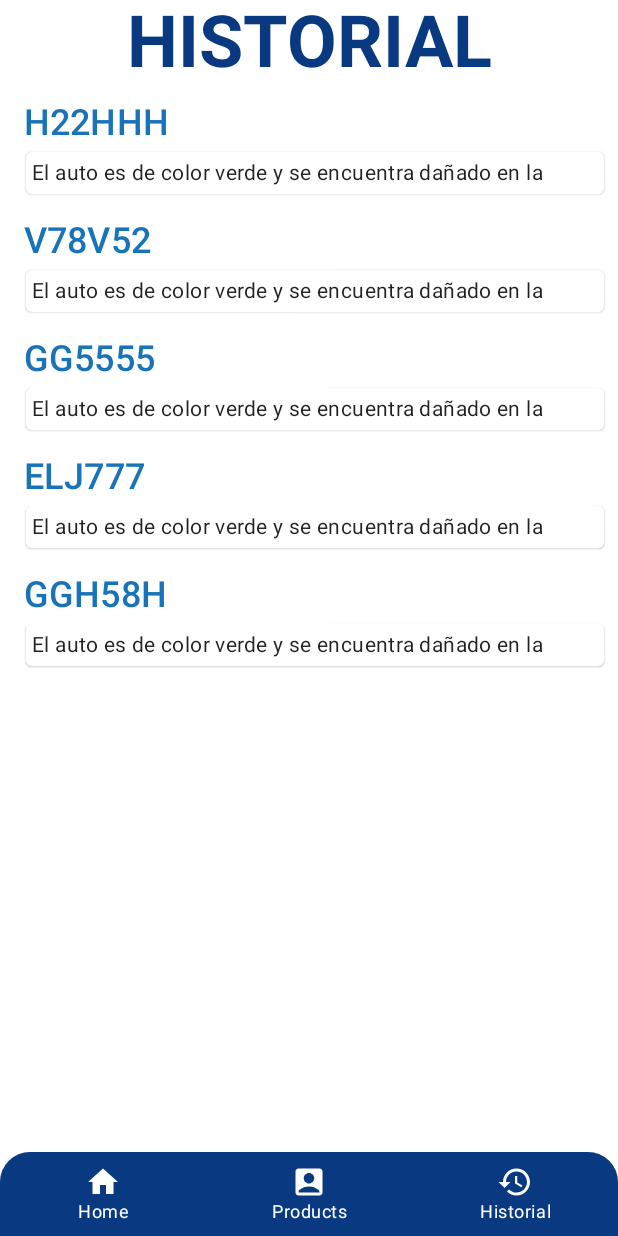
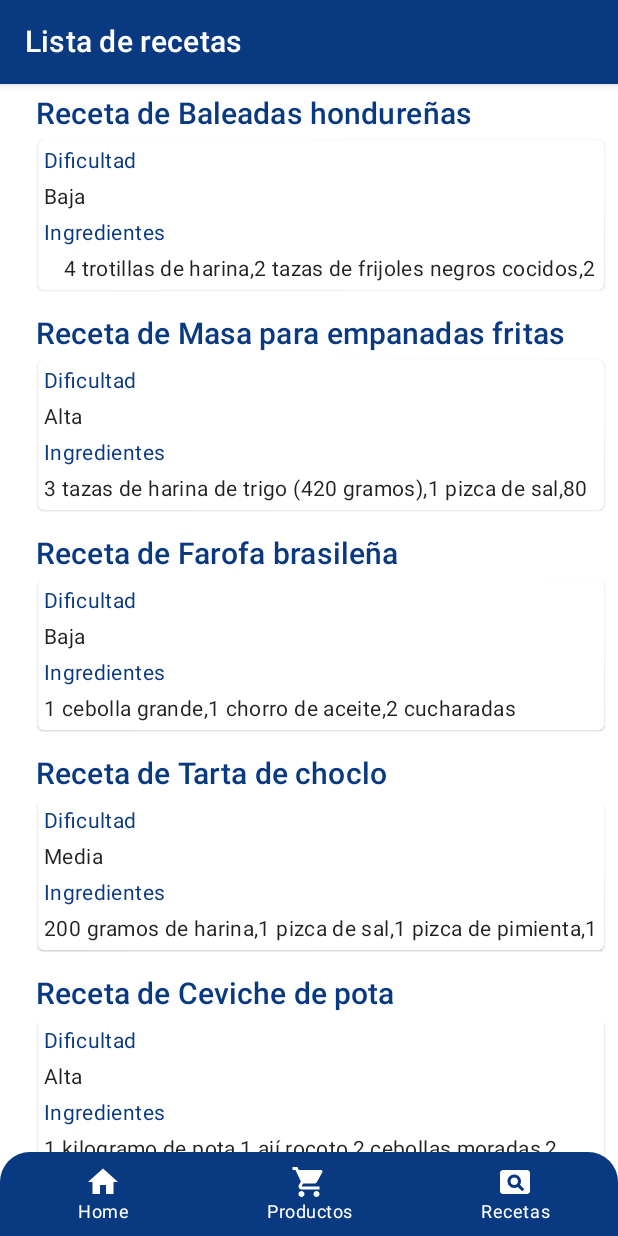
Before and after one commit to Nur-Ali/danp-proyecto, an Android app built with Jetpack Compose: the HomeScreen screen opened through its navigation route, item 3 of the bottom bar chosen, on a phone screen of 412 x 824 dp. Run offline under Robolectric (Android 15) with nearby library versions, the phone set to English and light mode, and no system bars; our stand-ins replace Firebase (no records; nobody signed in at launch, a user with empty details on screens opened directly); pictures from the network do not load.

Commit message:
lista recetas

```diff
--- a/app/src/main/java/com/danp/proyecto_01/BottomNavGraph.kt
+++ b/app/src/main/java/com/danp/proyecto_01/BottomNavGraph.kt
@@ -26,8 +26,8 @@ fun BottomNavGraph(
             ProductsScreen(productViewModel)
         }
 
-        composable(route = BottomBarScreen.Historial.route) {
-            Conversation(SampleData.autos)
+        composable(route = BottomBarScreen.Recetas.route) {
+            Conversation(SampleData.recetas)
         }
         composable(route = BottomBarScreen.Login.route) {
             LoginScreen(signIn, createAccount, navController, productViewModel)
--- a/app/src/main/java/com/danp/proyecto_01/CreateAccountScreen.kt
+++ b/app/src/main/java/com/danp/proyecto_01/CreateAccountScreen.kt
@@ -64,7 +64,7 @@ fun CreateAccountScreen(
                 .fillMaxWidth(),
         ) {
             Image(
-                painter = rememberAsyncImagePainter("https://www.manualesdetodo.net/wp-content/uploads/2020/01/b8-1980-1536x782.png"),
+                painter = rememberAsyncImagePainter("https://st2.depositphotos.com/1177973/8007/i/950/depositphotos_80072000-stock-photo-paper-bag-with-food.jpg"),
                 contentDescription = null,
                 modifier = Modifier
                     .size(250.dp)
--- a/app/src/main/java/com/danp/proyecto_01/MainScreen.kt
+++ b/app/src/main/java/com/danp/proyecto_01/MainScreen.kt
@@ -88,7 +88,7 @@ fun BottomBar(navController: NavHostController) {
     val screens = listOf(
         BottomBarScreen.Home,
         BottomBarScreen.Products,
-        BottomBarScreen.Historial,
+        BottomBarScreen.Recetas,
     )
     val navBackStackEntry by navController.currentBackStackEntryAsState()
     val currentDestination = navBackStackEntry?.destination
--- a/app/src/main/java/com/danp/proyecto_01/screens/HistorialScreen.kt
+++ /dev/null
@@ -1,116 +0,0 @@
-package com.danp.proyecto_01.screens
-
-import android.content.Intent
-import androidx.compose.animation.animateColorAsState
-import androidx.compose.animation.animateContentSize
-import androidx.compose.foundation.Image
-import androidx.compose.foundation.border
-import androidx.compose.foundation.clickable
-import androidx.compose.foundation.layout.*
-import androidx.compose.foundation.lazy.LazyColumn
-import androidx.compose.foundation.lazy.items
-import androidx.compose.foundation.shape.CircleShape
-import androidx.compose.material.*
-import androidx.compose.runtime.*
-import androidx.compose.ui.Alignment
-import androidx.compose.ui.Modifier
-import androidx.compose.ui.draw.clip
-import androidx.compose.ui.graphics.Color
-import androidx.compose.ui.platform.LocalContext
-import androidx.compose.ui.text.font.FontWeight
-import androidx.compose.ui.text.style.TextAlign
-import androidx.compose.ui.tooling.preview.Preview
-import androidx.compose.ui.unit.dp
-import androidx.compose.ui.unit.sp
-
-@Composable
-fun MessageCard(auto: Message) {
-    Row(modifier = Modifier.padding(all = 8.dp)) {
-
-        Spacer(modifier = Modifier.width(8.dp))
-
-        var isExpanded by remember { mutableStateOf(false) }
-        val surfaceColor by animateColorAsState(
-            if (isExpanded) Color(0xFFF0F4FB) else Color.White,
-        )
-
-        Column(modifier = Modifier.clickable { isExpanded = !isExpanded }) {
-            Text(
-                text = auto.placa,
-                color = Color(0xFF1873B9)                ,
-                style = MaterialTheme.typography.subtitle2,
-                fontSize = MaterialTheme.typography.h5.fontSize,
-            )
-
-            Spacer(modifier = Modifier.height(4.dp))
-
-            Surface(
-                shape = MaterialTheme.shapes.medium,
-                elevation = 1.dp,
-                color = surfaceColor,
-                modifier = Modifier.animateContentSize().padding(1.dp)
-            ) {
-                Text(
-                    text = auto.descripcion,
-                    modifier = Modifier.padding(all = 4.dp),
-                    maxLines = if (isExpanded) Int.MAX_VALUE else 1,
-                    style = MaterialTheme.typography.body2
-                )
-            }
-        }
-    }
-}
-
-@Composable
-fun Conversation(messages: List<Message>) {
-    Box(
-        modifier = Modifier
-            .fillMaxSize(),
-        contentAlignment = Alignment.TopCenter
-    ) {
-        Text(
-            text = "HISTORIAL",
-            fontSize = MaterialTheme.typography.h3.fontSize,
-            fontWeight = FontWeight.Bold,
-            color = Color(0xFF093980),
-        )
-    }
-    Box(
-        modifier = Modifier
-            .fillMaxSize(),
-    ){
-        Row(modifier = Modifier.padding(top = 60.dp)) {
-
-            LazyColumn {
-                items(messages) { message ->
-                    MessageCard(message)
-                }
-            }
-        }
-
-    }
-}
-
-
-@Composable
-fun HistorialScreen() {
-    Box(
-        modifier = Modifier
-            .fillMaxSize(),
-        contentAlignment = Alignment.Center
-    ) {
-        Text(
-            text = "HISTORI2AL",
-            fontSize = MaterialTheme.typography.h3.fontSize,
-            fontWeight = FontWeight.Bold,
-            color = Color(0xFF093980),
-        )
-    }
-}
-
-@Composable
-@Preview
-fun HistorialScreenPreview() {
-    //HistorialScreen()
-    Conversation(SampleData.autos)
-}
--- a/app/src/main/java/com/danp/proyecto_01/screens/HomeScreen.kt
+++ b/app/src/main/java/com/danp/proyecto_01/screens/HomeScreen.kt
@@ -48,7 +48,7 @@ fun HomeScreen(navController: NavHostController) {
         val pattern = remember { Regex("^[a-zA-Z0-9]*$") }
         val context = LocalContext.current
         Text(
-            text = "EasyPlate",
+            text = "FoodBudget",
             fontSize = MaterialTheme.typography.h3.fontSize,
             fontWeight = FontWeight.Bold,
             color = Color(0xFF093980),
@@ -59,25 +59,17 @@ fun HomeScreen(navController: NavHostController) {
                 .fillMaxWidth(),
         ) {
             Image(
-                painter = rememberAsyncImagePainter("https://www.manualesdetodo.net/wp-content/uploads/2020/01/b8-1980-1536x782.png"),
+                painter = rememberAsyncImagePainter("https://st2.depositphotos.com/1177973/8007/i/950/depositphotos_80072000-stock-photo-paper-bag-with-food.jpg"),
                 contentDescription = null,
                 modifier = Modifier
                     .size(250.dp)
                 )
         }
-        OutlinedTextField(
-            value = license,
-            placeholder = { Text(text = "Ingrese el código de la placa") },
-            onValueChange = {
-                if (it.matches(pattern) && it.length <= maxLength) license = it
-            },
-            label = { Text(text = "Placa") },
-            keyboardOptions = KeyboardOptions(
-                imeAction = ImeAction.Search
-            ),
-            keyboardActions = KeyboardActions(
-                onSearch = { navigateToDetails(navController, license, context) }
-            )
+        Text(
+            text = "Bienvenido",
+            color =  Color(0xFF60708F)               ,
+            style = MaterialTheme.typography.subtitle2,
+            fontSize = MaterialTheme.typography.h5.fontSize,
         )
 
     }
--- /dev/null
+++ b/app/src/main/java/com/danp/proyecto_01/screens/RecetasScreen.kt
@@ -0,0 +1,164 @@
+package com.danp.proyecto_01.screens
+
+import androidx.compose.animation.animateColorAsState
+import androidx.compose.animation.animateContentSize
+import androidx.compose.foundation.Image
+import androidx.compose.foundation.clickable
+import androidx.compose.foundation.layout.*
+import androidx.compose.foundation.lazy.LazyColumn
+import androidx.compose.foundation.lazy.items
+import androidx.compose.material.*
+import androidx.compose.material.icons.Icons
+import androidx.compose.material.icons.filled.Add
+import androidx.compose.runtime.*
+import androidx.compose.ui.Alignment
+import androidx.compose.ui.Modifier
+import androidx.compose.ui.graphics.Color
+import androidx.compose.ui.text.font.FontWeight
+import androidx.compose.ui.text.style.TextAlign
+import androidx.compose.ui.tooling.preview.Preview
+import androidx.compose.ui.unit.dp
+import androidx.navigation.compose.NavHost
+import androidx.navigation.compose.composable
+import coil.compose.rememberAsyncImagePainter
+import com.danp.proyecto_01.product.AddScreen
+import com.danp.proyecto_01.product.EditScreen
+import com.danp.proyecto_01.product.ProductDetailsScreen
+import com.danp.proyecto_01.product.ProductListScreen
+
+@Composable
+fun MessageCard(receta: Message) {
+    Row(modifier = Modifier.padding(all = 8.dp)) {
+
+        Spacer(modifier = Modifier.width(16.dp))
+
+        var isExpanded by remember { mutableStateOf(false) }
+        val surfaceColor by animateColorAsState(
+            if (isExpanded) Color(0xFFF0F4FB) else Color.White,
+        )
+
+        Column(modifier = Modifier.clickable { isExpanded = !isExpanded }) {
+            Text(
+                text = receta.nombre,
+                color =  Color(0xFF093980)               ,
+                style = MaterialTheme.typography.subtitle2,
+                fontSize = MaterialTheme.typography.h6.fontSize,
+            )
+
+            Spacer(modifier = Modifier.height(4.dp))
+
+            Surface(
+                shape = MaterialTheme.shapes.medium,
+                elevation = 1.dp,
+                color = surfaceColor,
+                modifier = Modifier.animateContentSize().padding(1.dp)
+            ) {
+                Row(
+                    horizontalArrangement = Arrangement.Start,
+                    modifier = Modifier
+                        .fillMaxWidth(),
+                ) {
+                    Text(
+                        text = "Dificultad",
+                        modifier = Modifier.padding(all = 4.dp),
+                        maxLines = if (isExpanded) Int.MAX_VALUE else 1,
+                        style = MaterialTheme.typography.body2,
+                        color =  Color(0xFF093980),
+                    )
+                }
+                Row(
+                    horizontalArrangement = Arrangement.Start,
+                    modifier = Modifier
+                        .fillMaxWidth()
+                        .padding(top = 24.dp)
+                ) {
+                    Text(
+                        text = receta.dificultad,
+                        modifier = Modifier.padding(all = 4.dp),
+                        maxLines = if (isExpanded) Int.MAX_VALUE else 1,
+                        style = MaterialTheme.typography.body2
+                    )
+                }
+                Row(
+                    horizontalArrangement = Arrangement.Start,
+                    modifier = Modifier
+                        .fillMaxWidth()
+                        .padding(top = 48.dp)
+                ) {
+                    Text(
+                        text = "Ingredientes",
+                        modifier = Modifier.padding(all = 4.dp),
+                        maxLines = if (isExpanded) Int.MAX_VALUE else 1,
+                        style = MaterialTheme.typography.body2,
+                        color =  Color(0xFF093980),
+                    )
+                }
+                Row(
+                    horizontalArrangement = Arrangement.Start,
+                    modifier = Modifier
+                        .fillMaxWidth()
+                        .padding(top = 72.dp)
+                ) {
+                    Text(
+                        text = receta.descripcion,
+                        modifier = Modifier.padding(all = 4.dp),
+                        maxLines = if (isExpanded) Int.MAX_VALUE else 1,
+                        style = MaterialTheme.typography.body2
+                    )
+                }
+
+            }
+        }
+    }
+}
+
+@Composable
+fun Conversation(messages: List<Message>) {
+    Scaffold(
+        topBar = {
+            TopAppBar(
+                title = { Text("Lista de recetas", color = Color.White, textAlign = TextAlign.Center
+                ) },
+                backgroundColor = Color(0xFF093980),
+            ) },
+
+        content = {
+            Box(
+                modifier = Modifier
+                    .fillMaxSize(),
+            ){
+                Row(modifier = Modifier.padding(bottom = 24.dp)) {
+                    LazyColumn {
+                        items(messages) { message ->
+                            MessageCard(message)
+                        }
+                    }
+                }
+
+            }
+        }
+    )
+}
+
+
+@Composable
+fun RecetaScreen() {
+    Box(
+        modifier = Modifier
+            .fillMaxSize(),
+        contentAlignment = Alignment.Center
+    ) {
+        Text(
+            text = "Recetas",
+            fontSize = MaterialTheme.typography.h3.fontSize,
+            fontWeight = FontWeight.Bold,
+            color = Color(0xFF093980),
+        )
+    }
+}
+
+@Composable
+@Preview
+fun RecetaScreenPreview() {
+    Conversation(SampleData.recetas)
+}
--- a/app/src/main/java/com/danp/proyecto_01/screens/SampleData.kt
+++ b/app/src/main/java/com/danp/proyecto_01/screens/SampleData.kt
@@ -1,31 +1,71 @@
 package com.danp.proyecto_01.screens
 
 data class Message(
-    val placa: String,
+    val nombre: String,
     val descripcion: String,
+    val dificultad: String,
 )
 
 object SampleData {
-    val autos = listOf(
+    val recetas = listOf(
         Message(
-            "H22HHH",
-            "El auto es de color verde y se encuentra dañado en la parte de la puerta delantera y tiene muchas imagenes en la pintura.",
-        ),
+            "Receta de Baleadas hondureñas",
+            "\t4 trotillas de harina,2 tazas de frijoles negros cocidos,2 aguacates,150 gramos de queso rallado,4 cucharadas soperas de crema agria",
+            "Baja",
+            ),
         Message(
-            "V78V52",
-            "El auto es de color verde y se encuentra dañado en la parte de la puerta delantera y tiene muchas imagenes en la pintura.",
-        ),
+            "Receta de Masa para empanadas fritas\t",
+            "3 tazas de harina de trigo (420 gramos),1 pizca de sal,80 gramos de manteca (o mantequilla),1 cucharadita de polvo de hornear,1 tarro de leche o agua caliente,300 mililitros de aceite de oliva o girasol,1 cuenco de relleno al gusto (pino, queso u otro)",
+            "Alta",
+            ),
         Message(
-            "GG5555",
-            "El auto es de color verde y se encuentra dañado en la parte de la puerta delantera y tiene muchas imagenes en la pintura.",
-        ),
+            "Receta de Farofa brasileña\t",
+            "1 cebolla grande,1 chorro de aceite,2 cucharadas soperas de mantequilla,1 taza de harina de yuca o tapioca especiada\n",
+            "Baja",
+
+            ),
         Message(
-            "ELJ777",
-            "El auto es de color verde y se encuentra dañado en la parte de la puerta delantera y tiene muchas imagenes en la pintura.",
-        ),
+            "Receta de Tarta de choclo\t",
+            "200 gramos de harina,1 pizca de sal,1 pizca de pimienta,1 pizca de orégano,3 cucharadas soperas de aceite,1 chorro de agua,2 mazorcas de maíz,1 cebolla,2 cucharadas soperas de azúcar,1 pizca de sal,200 gramos de queso mozzarella,100 gramos de queso parmesano\n",
+            "Media",
+
+            ),
         Message(
-            "GGH58H",
-            "El auto es de color verde y se encuentra dañado en la parte de la puerta delantera y tiene muchas imagenes en la pintura.",
-        ),
+            "Receta de Ceviche de pota\t",
+            "1 kilogramo de pota,1 ají rocoto,2 cebollas moradas,2 limones,Cilantro al gusto,2 Choclos (mazorcas de maíz fresco),Sal,Pimienta,1 cucharada postre de pasta de ají molido\n",
+            "Alta",
+
+            ),
+        Message(
+            "Receta de Brochetas de pollo a la plancha\t",
+            "2 pechugas de pollo,2 cebollas,2 pimientos verdes,1 Pimiento rojos,1 chorro de Aceite oliva virgen extra,1 pizca de Sal,1 pizca de Pimienta negra molida",
+            "Baja",
+
+            ),
+        Message(
+            "Receta de Quesadillas de pollo y queso al horno\t",
+            "2 tortillas de maíz grandes,250 gramos de pechuga de pollo en lonchas (utilizo un paquete que trae 12 lonchas),6 lonchas de queso,1 chorro de Salsa picante con curry y tomate,1 puñado de queso rallado,1 puñado de cebolla frita\n",
+            "Media",
+
+            ),
+        Message(
+            "Receta de Sándwich de pollo, jamón y queso\t",
+            "3 filetes de pechuga de pollo,4 lonchas de jamón de York,100 gramos de lechuga,8 lonchas de queso,6 rebanadas de pan de molde\n",
+            "Alta",
+
+            ),
+        Message(
+            "Receta de Tarta de cebolla y queso\t",
+            "1 kilogramo de cebolla,queso al gusto,60 gramos de queso rallado,1 trozo de jengibre,1 manojo de Perejil,3 dientes de Ajo,1 lámina de Masa de hojaldre,1 chorro de Aceite de oliva,1 pizca de Sal,1 Huevo batido\n",
+            "Media",
+
+            ),
+        Message(
+            "Receta de Mantequilla de maní sin azúcar\t",
+            "100 gramos de Cacahuetes tostados sin cáscara,1 pizca de Sal\n",
+            "Baja",
+
+            ),
+
     )
 }
```
Also changed, not shown: app/src/main/java/com/danp/proyecto_01/BottomBarScreen.kt (+6 -6 lines), app/src/main/java/com/danp/proyecto_01/screens/DetailsScreen.kt (deleted, +0 -266 lines).
